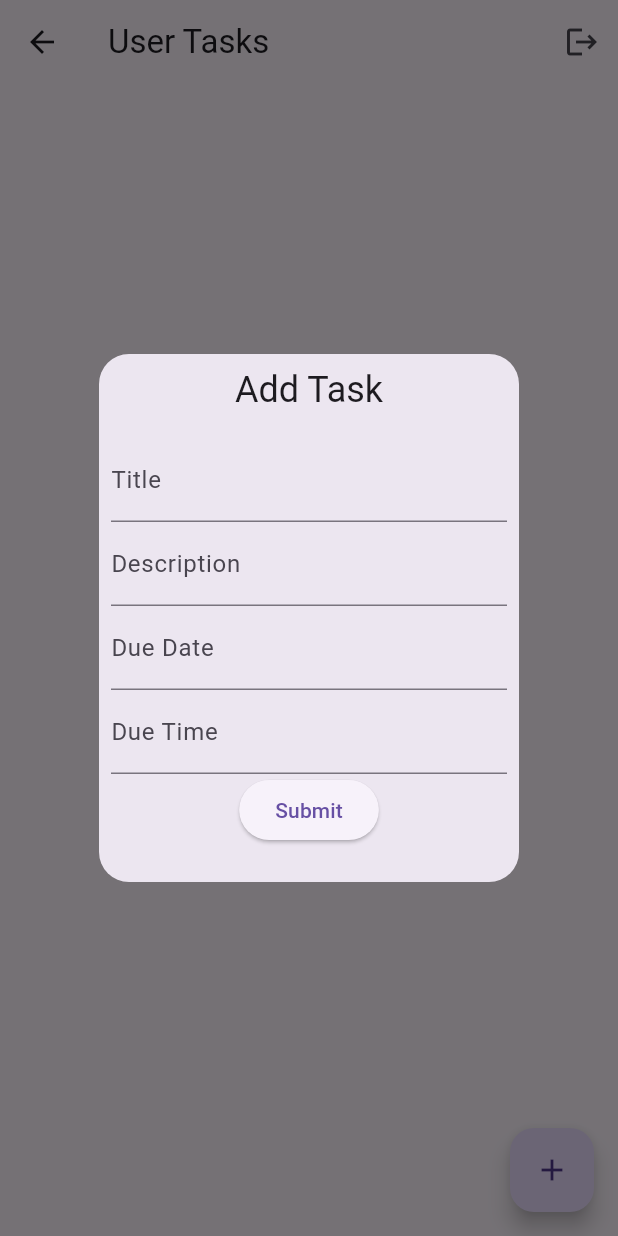
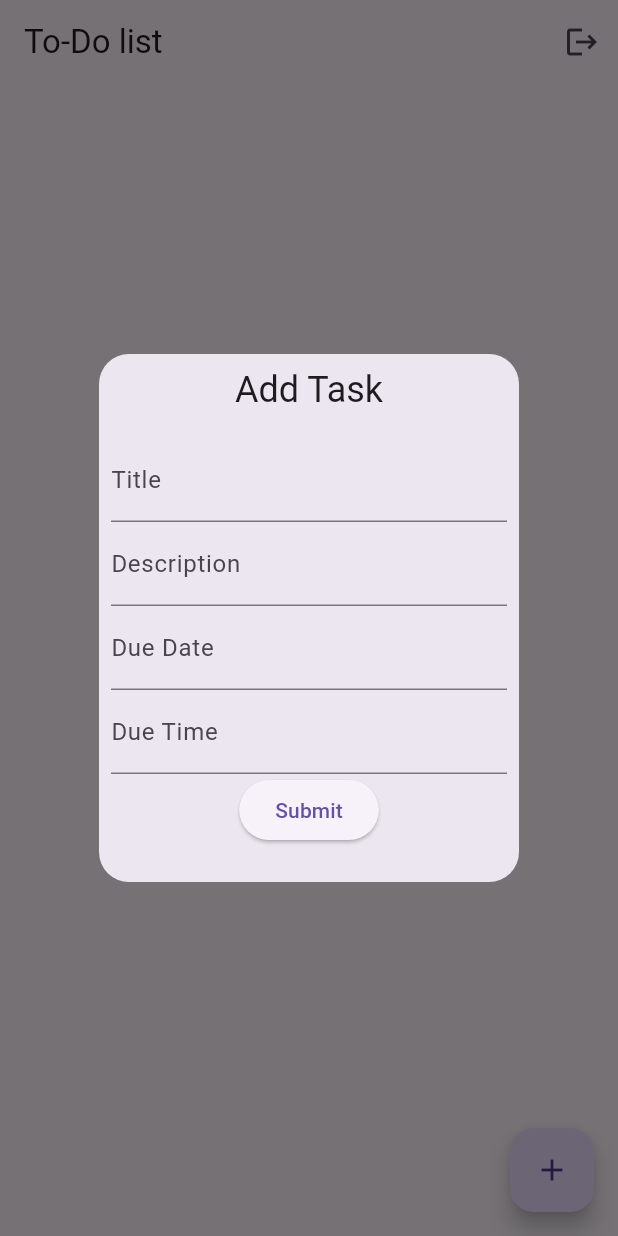
Before and after one commit to M2NVMe/firebase_rodi, a Flutter app: the CrudScreen screen opened by its route, after a tap on the "add" icon, on a phone screen of 412 x 824 dp. Run offline on Flutter 3.47's test engine with Material 3 defaults, Android fonts, the phone set to English and light mode, and no system bars; our stand-ins replace cloud_firestore, firebase_auth, firebase_core, fluttertoast, get, google_sign_in; accounts and stored records are empty.

Commit message:
CRUD Stage 1 CleanUp

```diff
--- a/lib/Pages/Fragments/UtamaPage.dart
+++ b/lib/Pages/Fragments/UtamaPage.dart
@@ -8,12 +8,16 @@ import 'package:get/get.dart';
 
 class CrudScreen extends StatelessWidget {
   CrudScreen({super.key});
+
+  // Initialize the controller at the class level
+  final Crudcontroller crudController = Get.put(Crudcontroller());
+
   @override
   Widget build(BuildContext context) {
-    Crudcontroller crudController = Get.find();
     return Scaffold(
       appBar: AppBar(
-        title: const Text("User Tasks"),
+        automaticallyImplyLeading: false,
+        title: const Text("To-Do list"),
         actions: [
           IconButton(
             onPressed: () {
@@ -24,24 +28,26 @@ class CrudScreen extends StatelessWidget {
           ),
         ],
       ),
-      body: Obx(() {
-        if (crudController.tasks.isEmpty) {
+      body: GetX<Crudcontroller>( // Changed from Obx to GetX for better lifecycle management
+          builder: (controller) {
+            if (controller.tasks.isEmpty) {
               return const Center(child: Text("No tasks found."));
             }
             return ListView.builder(
-          itemCount: crudController.tasks.length,
+              itemCount: controller.tasks.length,
               itemBuilder: (context, index) {
-            final task = crudController.tasks[index];
+                final task = controller.tasks[index];
                 return AdapterNotes(
                   task: task,
                   onPressed: () async {
-                await crudController.deleteTask(task['id']);
+                    await controller.deleteTask(task['id']);
                     print("Task deleted successfully!");
                   },
                 );
               },
             );
-      }),
+          }
+      ),
       floatingActionButton: FloatingActionButton(
         onPressed: () {
           Get.defaultDialog(
--- a/lib/Widgets/TaskFormWidget.dart
+++ b/lib/Widgets/TaskFormWidget.dart
@@ -2,29 +2,91 @@ import 'package:firebase_rodi/Controllers/CRUDModel/TaskFormController.dart';
 import 'package:get/get.dart';
 import 'package:flutter/material.dart';
 
-class TaskForm extends StatelessWidget {
-  final Function(String title, String description, DateTime dueDateTime) onSubmit;
-  final TaskFormController controller = Get.put(TaskFormController());
+class TaskForm extends StatefulWidget {
+  final Function(String title, String description, DateTime dueDateTime)
+  onSubmit;
 
-  TaskForm({required this.onSubmit, super.key});
+  const TaskForm({required this.onSubmit, super.key});
+
+  @override
+  State<TaskForm> createState() => _TaskFormState();
+}
+
+class _TaskFormState extends State<TaskForm> {
+  final TextEditingController titleController = TextEditingController();
+  final TextEditingController descriptionController = TextEditingController();
+  final TextEditingController dueDateController = TextEditingController();
+  final TextEditingController dueTimeController = TextEditingController();
+  DateTime? selectedDateTime;
+
+  void _pickDate(BuildContext context) async {
+    final DateTime? pickedDate = await showDatePicker(
+      context: context,
+      initialDate: selectedDateTime ?? DateTime.now(),
+      firstDate: DateTime.now(), // Prevent past date selection
+      lastDate: DateTime(2101),
+    );
+
+    if (pickedDate != null) {
+      if (selectedDateTime == null) {
+        selectedDateTime = pickedDate;
+      } else {
+        selectedDateTime = DateTime(
+          pickedDate.year,
+          pickedDate.month,
+          pickedDate.day,
+          selectedDateTime!.hour,
+          selectedDateTime!.minute,
+        );
+      }
+
+      // Update the Due Date TextField
+      dueDateController.text =
+      "${pickedDate.year}-${pickedDate.month.toString().padLeft(2, '0')}-${pickedDate.day.toString().padLeft(2, '0')}";
+      setState(() {});
+    }
+  }
+
+  void _pickTime(BuildContext context) async {
+    final TimeOfDay? pickedTime = await showTimePicker(
+      context: context,
+      initialTime: TimeOfDay.now(), // Prevent past time selection
+    );
+
+    if (pickedTime != null) {
+      final date = selectedDateTime ?? DateTime.now();
+      selectedDateTime = DateTime(
+        date.year,
+        date.month,
+        date.day,
+        pickedTime.hour,
+        pickedTime.minute,
+      );
+
+      // Update the Due Time TextField
+      dueTimeController.text =
+      "${pickedTime.hour.toString().padLeft(2, '0')}:${pickedTime.minute.toString().padLeft(2, '0')}";
+      setState(() {});
+    }
+  }
 
   @override
   Widget build(BuildContext context) {
     return Column(
       children: [
         TextField(
-          controller: controller.titleController,
+          controller: titleController,
           decoration: const InputDecoration(labelText: "Title"),
         ),
         TextField(
-          controller: controller.descriptionController,
+          controller: descriptionController,
           decoration: const InputDecoration(labelText: "Description"),
         ),
         GestureDetector(
-          onTap: () => controller.pickDate(context),
+          onTap: () => _pickDate(context),
           child: AbsorbPointer(
             child: TextField(
-              controller: controller.dueDateController,
+              controller: dueDateController,
               decoration: const InputDecoration(
                 labelText: "Due Date",
                 hintText: "Pick a date",
@@ -33,10 +95,10 @@ class TaskForm extends StatelessWidget {
           ),
         ),
         GestureDetector(
-          onTap: () => controller.pickTime(context),
+          onTap: () => _pickTime(context),
           child: AbsorbPointer(
             child: TextField(
-              controller: controller.dueTimeController,
+              controller: dueTimeController,
               decoration: const InputDecoration(
                 labelText: "Due Time",
                 hintText: "Pick a time",
@@ -44,9 +106,9 @@ class TaskForm extends StatelessWidget {
             ),
           ),
         ),
-        Obx(() => ElevatedButton(
+        ElevatedButton(
           onPressed: () {
-            if (controller.selectedDateTime.value == null) {
+            if (selectedDateTime == null) {
               ScaffoldMessenger.of(context).showSnackBar(
                 const SnackBar(
                     content: Text("Please select a due date and time")),
@@ -54,21 +116,21 @@ class TaskForm extends StatelessWidget {
               return;
             }
 
-            if (controller.selectedDateTime.value!.isBefore(DateTime.now())) {
+            if (selectedDateTime!.isBefore(DateTime.now())) {
               ScaffoldMessenger.of(context).showSnackBar(
                 const SnackBar(content: Text("Due date cannot be in the past")),
               );
               return;
             }
 
-            onSubmit(
-              controller.titleController.text.trim(),
-              controller.descriptionController.text.trim(),
-              controller.selectedDateTime.value!,
+            widget.onSubmit(
+              titleController.text.trim(),
+              descriptionController.text.trim(),
+              selectedDateTime!,
             );
           },
           child: const Text("Submit"),
-        )),
+        ),
       ],
     );
   }
```
Lines whose indentation alone changed are shown as unchanged.
